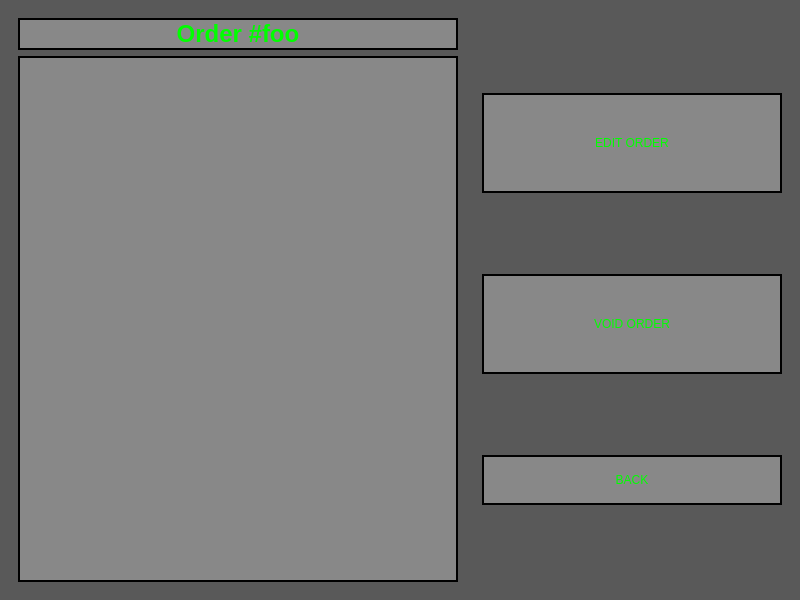
Qt form Cashier/manageOrderListGUI.ui (CS-3560-02-5/Los-Pollos-Hermanos-Drive-Thru-System) before a commit.
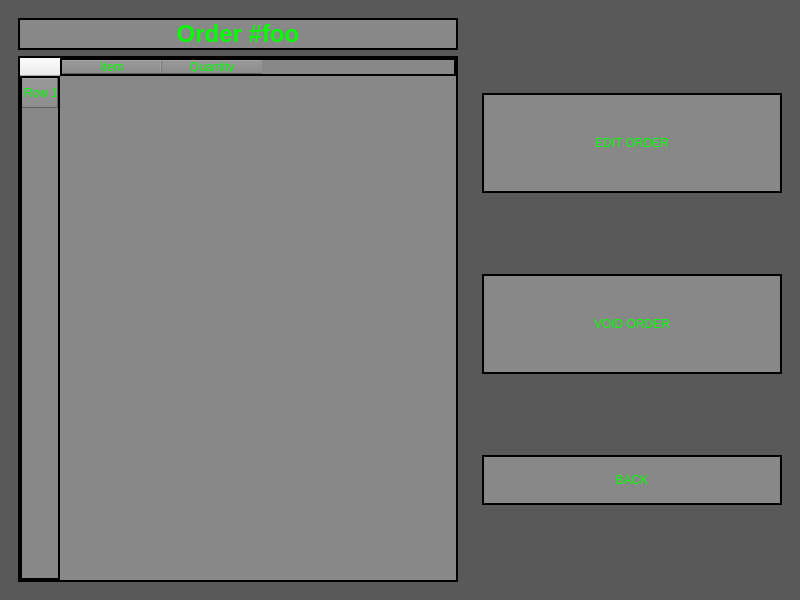
The same form after that commit.

Commit message: Done as much as I can until Im added to database

```diff
--- a/Cashier/manageOrderListGUI.ui
+++ b/Cashier/manageOrderListGUI.ui
@@ -66,7 +66,7 @@
         </widget>
        </item>
        <item>
-        <widget class="QListWidget" name="orderList_ListWidget">
+        <widget class="QTableWidget" name="orderList_TableWidget">
          <property name="sizePolicy">
           <sizepolicy hsizetype="Expanding" vsizetype="Expanding">
            <horstretch>0</horstretch>
@@ -81,7 +81,7 @@
          </property>
          <property name="maximumSize">
           <size>
-           <width>10000</width>
+           <width>10000000</width>
            <height>16777215</height>
           </size>
          </property>
@@ -89,8 +89,89 @@
           <string notr="true">background-color: rgb(136, 136, 136);
 color: rgb(0, 255, 0);
 border: 2px solid #ccc;
-border-color: rgb(0, 0, 0);</string>
+border-color: rgb(0, 0, 0);
+font: 8pt &quot;Arial&quot;;</string>
          </property>
+         <property name="alternatingRowColors">
+          <bool>false</bool>
+         </property>
+         <property name="showGrid">
+          <bool>false</bool>
+         </property>
+         <property name="cornerButtonEnabled">
+          <bool>true</bool>
+         </property>
+         <attribute name="horizontalHeaderVisible">
+          <bool>true</bool>
+         </attribute>
+         <attribute name="horizontalHeaderHighlightSections">
+          <bool>true</bool>
+         </attribute>
+         <attribute name="verticalHeaderVisible">
+          <bool>true</bool>
+         </attribute>
+         <attribute name="verticalHeaderHighlightSections">
+          <bool>true</bool>
+         </attribute>
+         <row>
+          <property name="text">
+           <string>Row 1</string>
+          </property>
+         </row>
+         <column>
+          <property name="text">
+           <string>Item</string>
+          </property>
+         </column>
+         <column>
+          <property name="text">
+           <string>Quantity</string>
+          </property>
+          <property name="background">
+           <color>
+            <red>255</red>
+            <green>255</green>
+            <blue>255</blue>
+           </color>
+          </property>
+         </column>
+         <item row="0" column="0">
+          <property name="text">
+           <string/>
+          </property>
+          <property name="background">
+           <brush brushstyle="NoBrush">
+            <color alpha="255">
+             <red>0</red>
+             <green>0</green>
+             <blue>0</blue>
+            </color>
+           </brush>
+          </property>
+          <property name="foreground">
+           <brush brushstyle="NoBrush">
+            <color alpha="255">
+             <red>0</red>
+             <green>0</green>
+             <blue>0</blue>
+            </color>
+           </brush>
+          </property>
+         </item>
+         <item row="0" column="1">
+          <property name="text">
+           <string/>
+          </property>
+          <property name="foreground">
+           <brush brushstyle="NoBrush">
+            <color alpha="255">
+             <red>0</red>
+             <green>0</green>
+             <blue>0</blue>
+            </color>
+           </brush>
+          </property>
+         </item>
         </widget>
        </item>
       </layout>
```
Left out of the diff: 3 changed lines with no effect on the pictures. The commit also changes 1 other file.
